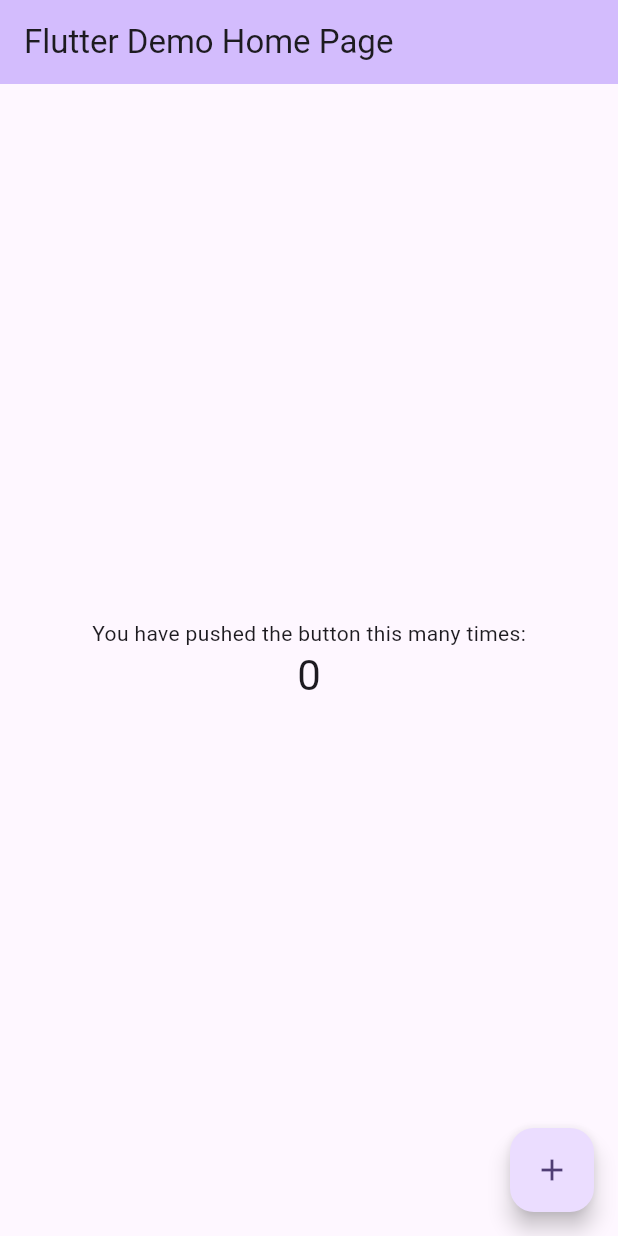
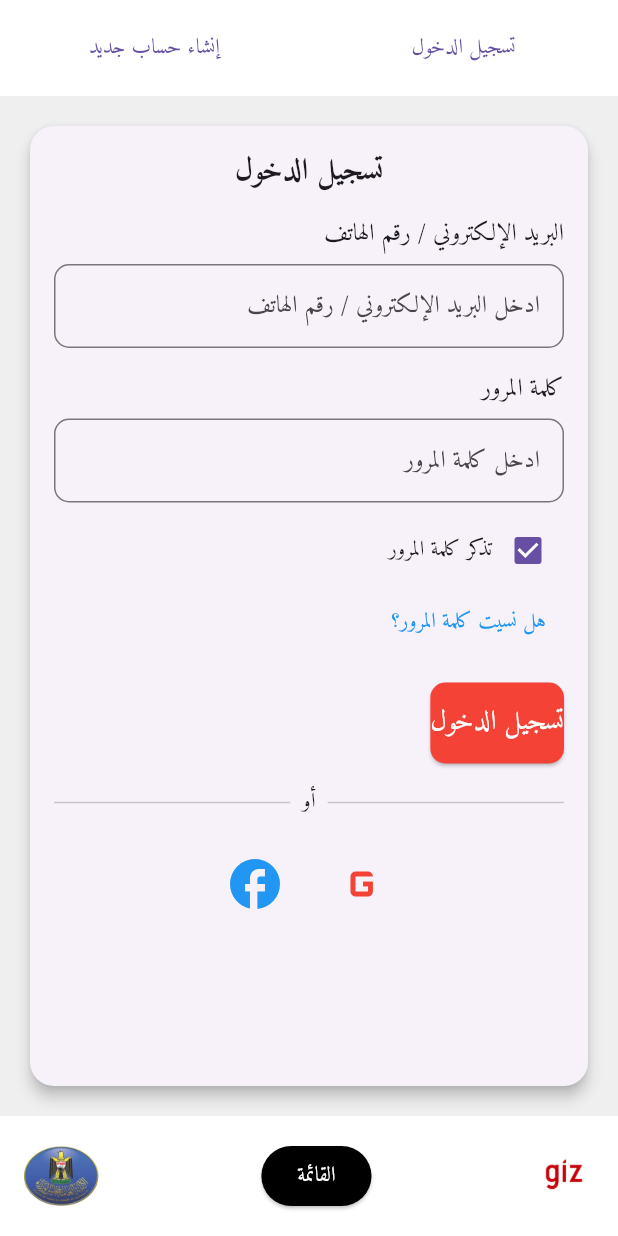
Before and after one commit to kziad551/Complatint-App, a Flutter app: the screen it shows after launch, on a phone screen of 412 x 824 dp. Run offline on Flutter 3.47's test engine with Material 3 defaults, Android fonts, the light colour scheme and no system bars.

Commit message:
Loginpage,footer, assets

```diff
--- a/lib/main.dart
+++ b/lib/main.dart
@@ -1,4 +1,6 @@
 import 'package:flutter/material.dart';
+import 'package:flutter_localizations/flutter_localizations.dart';
+import 'screens/login_page.dart'; // Import the Login Page
 
 void main() {
   runApp(const MyApp());
@@ -7,119 +9,25 @@
 class MyApp extends StatelessWidget {
   const MyApp({super.key});
 
-  // This widget is the root of your application.
   @override
   Widget build(BuildContext context) {
     return MaterialApp(
-      title: 'Flutter Demo',
+      title: 'Complaint Application',
       theme: ThemeData(
-        // This is the theme of your application.
-        //
-        // TRY THIS: Try running your application with "flutter run". You'll see
-        // the application has a purple toolbar. Then, without quitting the app,
-        // try changing the seedColor in the colorScheme below to Colors.green
-        // and then invoke "hot reload" (save your changes or press the "hot
-        // reload" button in a Flutter-supported IDE, or press "r" if you used
-        // the command line to start the app).
-        //
-        // Notice that the counter didn't reset back to zero; the application
-        // state is not lost during the reload. To reset the state, use hot
-        // restart instead.
-        //
-        // This works for code too, not just values: Most code changes can be
-        // tested with just a hot reload.
-        colorScheme: ColorScheme.fromSeed(seedColor: Colors.deepPurple),
-        useMaterial3: true,
+        fontFamily: 'Amiri', // Arabic font
+        primarySwatch: Colors.deepPurple,
       ),
-      home: const MyHomePage(title: 'Flutter Demo Home Page'),
+      locale: const Locale('ar', 'AE'), // Arabic Locale
+      supportedLocales: const [
+        Locale('ar', 'AE'), // Arabic
+        Locale('en', 'US'), // English
+      ],
+      localizationsDelegates: const [
+        GlobalMaterialLocalizations.delegate,
+        GlobalCupertinoLocalizations.delegate,
+        GlobalWidgetsLocalizations.delegate,
+      ],
+      home: const LoginPage(), // Set Login Page as the default screen
     );
   }
 }
-
-class MyHomePage extends StatefulWidget {
-  const MyHomePage({super.key, required this.title});
-
-  // This widget is the home page of your application. It is stateful, meaning
-  // that it has a State object (defined below) that contains fields that affect
-  // how it looks.
-
-  // This class is the configuration for the state. It holds the values (in this
-  // case the title) provided by the parent (in this case the App widget) and
-  // used by the build method of the State. Fields in a Widget subclass are
-  // always marked "final".
-
-  final String title;
-
-  @override
-  State<MyHomePage> createState() => _MyHomePageState();
-}
-
-class _MyHomePageState extends State<MyHomePage> {
-  int _counter = 0;
-
-  void _incrementCounter() {
-    setState(() {
-      // This call to setState tells the Flutter framework that something has
-      // changed in this State, which causes it to rerun the build method below
-      // so that the display can reflect the updated values. If we changed
-      // _counter without calling setState(), then the build method would not be
-      // called again, and so nothing would appear to happen.
-      _counter++;
-    });
-  }
-
-  @override
-  Widget build(BuildContext context) {
-    // This method is rerun every time setState is called, for instance as done
-    // by the _incrementCounter method above.
-    //
-    // The Flutter framework has been optimized to make rerunning build methods
-    // fast, so that you can just rebuild anything that needs updating rather
-    // than having to individually change instances of widgets.
-    return Scaffold(
-      appBar: AppBar(
-        // TRY THIS: Try changing the color here to a specific color (to
-        // Colors.amber, perhaps?) and trigger a hot reload to see the AppBar
-        // change color while the other colors stay the same.
-        backgroundColor: Theme.of(context).colorScheme.inversePrimary,
-        // Here we take the value from the MyHomePage object that was created by
-        // the App.build method, and use it to set our appbar title.
-        title: Text(widget.title),
-      ),
-      body: Center(
-        // Center is a layout widget. It takes a single child and positions it
-        // in the middle of the parent.
-        child: Column(
-          // Column is also a layout widget. It takes a list of children and
-          // arranges them vertically. By default, it sizes itself to fit its
-          // children horizontally, and tries to be as tall as its parent.
-          //
-          // Column has various properties to control how it sizes itself and
-          // how it positions its children. Here we use mainAxisAlignment to
-          // center the children vertically; the main axis here is the vertical
-          // axis because Columns are vertical (the cross axis would be
-          // horizontal).
-          //
-          // TRY THIS: Invoke "debug painting" (choose the "Toggle Debug Paint"
-          // action in the IDE, or press "p" in the console), to see the
-          // wireframe for each widget.
-          mainAxisAlignment: MainAxisAlignment.center,
-          children: <Widget>[
-            const Text(
-              'You have pushed the button this many times:',
-            ),
-            Text(
-              '$_counter',
-              style: Theme.of(context).textTheme.headlineMedium,
-            ),
-          ],
-        ),
-      ),
-      floatingActionButton: FloatingActionButton(
-        onPressed: _incrementCounter,
-        tooltip: 'Increment',
-        child: const Icon(Icons.add),
-      ), // This trailing comma makes auto-formatting nicer for build methods.
-    );
-  }
-}
--- /dev/null
+++ b/lib/screens/login_page.dart
@@ -0,0 +1,176 @@
+import 'package:flutter/material.dart';
+import '../widgets/footer_widget.dart'; // Import the footer widget
+
+class LoginPage extends StatelessWidget {
+  const LoginPage({super.key});
+
+  @override
+  Widget build(BuildContext context) {
+    return Directionality(
+      textDirection: TextDirection.rtl, // For Arabic
+      child: Scaffold(
+        backgroundColor: const Color(0xFFEFEFEF), // Light background color
+        body: SafeArea(
+          child: Column(
+            children: [
+              // Header with Tabs
+              Container(
+                color: Colors.white,
+                padding: const EdgeInsets.symmetric(vertical: 8.0),
+                child: Row(
+                  mainAxisAlignment: MainAxisAlignment.center,
+                  children: [
+                    Expanded(
+                      child: TextButton(
+                        onPressed: () {
+                          // Handle "تسجيل الدخول"
+                        },
+                        child: const Text('تسجيل الدخول'),
+                      ),
+                    ),
+                    Expanded(
+                      child: TextButton(
+                        onPressed: () {
+                          // Handle "إنشاء حساب جديد"
+                        },
+                        child: const Text('إنشاء حساب جديد'),
+                      ),
+                    ),
+                  ],
+                ),
+              ),
+              // Login Form Section
+              Expanded(
+                child: Padding(
+                  padding: const EdgeInsets.all(16.0),
+                  child: Card(
+                    elevation: 4,
+                    shape: RoundedRectangleBorder(
+                      borderRadius: BorderRadius.circular(16.0),
+                    ),
+                    child: Padding(
+                      padding: const EdgeInsets.all(16.0),
+                      child: Column(
+                        crossAxisAlignment: CrossAxisAlignment.start,
+                        children: [
+                          const Center(
+                            child: Text(
+                              'تسجيل الدخول',
+                              style: TextStyle(
+                                fontSize: 20,
+                                fontWeight: FontWeight.bold,
+                              ),
+                            ),
+                          ),
+                          const SizedBox(height: 16),
+                          const Text(
+                            'البريد الإلكتروني / رقم الهاتف',
+                            style: TextStyle(fontSize: 16),
+                          ),
+                          const SizedBox(height: 8),
+                          TextFormField(
+                            decoration: InputDecoration(
+                              hintText: 'ادخل البريد الإلكتروني / رقم الهاتف',
+                              border: OutlineInputBorder(
+                                borderRadius: BorderRadius.circular(10),
+                              ),
+                            ),
+                          ),
+                          const SizedBox(height: 16),
+                          const Text(
+                            'كلمة المرور',
+                            style: TextStyle(fontSize: 16),
+                          ),
+                          const SizedBox(height: 8),
+                          TextFormField(
+                            obscureText: true,
+                            decoration: InputDecoration(
+                              hintText: 'ادخل كلمة المرور',
+                              border: OutlineInputBorder(
+                                borderRadius: BorderRadius.circular(10),
+                              ),
+                            ),
+                          ),
+                          const SizedBox(height: 8),
+                          Row(
+                            children: [
+                              Checkbox(value: true, onChanged: (value) {}),
+                              const Text('تذكر كلمة المرور'),
+                            ],
+                          ),
+                          Align(
+                            alignment: Alignment.centerRight,
+                            child: TextButton(
+                              onPressed: () {},
+                              child: const Text(
+                                'هل نسيت كلمة المرور؟',
+                                style: TextStyle(color: Colors.blue),
+                              ),
+                            ),
+                          ),
+                          const SizedBox(height: 16),
+                          ElevatedButton(
+                            onPressed: () {
+                              // TODO: Login action
+                            },
+                            style: ElevatedButton.styleFrom(
+                              backgroundColor: Colors.red,
+                              padding: const EdgeInsets.symmetric(vertical: 14),
+                              shape: RoundedRectangleBorder(
+                                borderRadius: BorderRadius.circular(10),
+                              ),
+                            ),
+                            child: const Text(
+                              'تسجيل الدخول',
+                              style: TextStyle(color: Colors.white, fontSize: 18),
+                            ),
+                          ),
+                          const SizedBox(height: 16),
+                          Row(
+                            children: const [
+                              Expanded(child: Divider()),
+                              Padding(
+                                padding: EdgeInsets.symmetric(horizontal: 8.0),
+                                child: Text('أو'),
+                              ),
+                              Expanded(child: Divider()),
+                            ],
+                          ),
+                          const SizedBox(height: 16),
+                          Row(
+                            mainAxisAlignment: MainAxisAlignment.center,
+                            children: [
+                              IconButton(
+                                onPressed: () {
+                                  // TODO: Google login action
+                                },
+                                icon: const Icon(Icons.g_mobiledata),
+                                iconSize: 40,
+                                color: Colors.red,
+                              ),
+                              const SizedBox(width: 16),
+                              IconButton(
+                                onPressed: () {
+                                  // TODO: Facebook login action
+                                },
+                                icon: const Icon(Icons.facebook),
+                                iconSize: 40,
+                                color: Colors.blue,
+                              ),
+                            ],
+                          ),
+                        ],
+                      ),
+                    ),
+                  ),
+                ),
+              ),
+              // Add the reusable footer widget
+              const FooterWidget(),
+            ],
+          ),
+        ),
+      ),
+    );
+  }
+}
--- /dev/null
+++ b/lib/widgets/footer_widget.dart
@@ -0,0 +1,39 @@
+import 'package:flutter/material.dart';
+
+class FooterWidget extends StatelessWidget {
+  const FooterWidget({super.key});
+
+  @override
+  Widget build(BuildContext context) {
+    return Container(
+      color: Colors.white,
+      padding: const EdgeInsets.all(16.0),
+      child: Row(
+        mainAxisAlignment: MainAxisAlignment.spaceBetween,
+        children: [
+          Image.asset(
+            'assets/images/logo_left.jpeg',
+            height: 40,
+          ),
+          ElevatedButton(
+            onPressed: () {
+              // TODO: Handle footer button action
+            },
+            style: ElevatedButton.styleFrom(
+              backgroundColor: Colors.black,
+              foregroundColor: Colors.white,
+              shape: RoundedRectangleBorder(
+                borderRadius: BorderRadius.circular(20),
+              ),
+            ),
+            child: const Text('القائمة'),
+          ),
+          Image.asset(
+            'assets/images/logo_right.jpeg',
+            height: 40,
+          ),
+        ],
+      ),
+    );
+  }
+}
```
Also changed, not shown: pubspec.yaml (+20 -1 lines), assets/fonts/Amiri-Bold.ttf (added), assets/fonts/Amiri-Regular.ttf (added), assets/images/logo_left.jpeg (added), assets/images/logo_right.jpeg (added), lib/screens/complaint_form.dart (added), lib/screens/home_page.dart (added), lib/widgets/custom_button.dart (added), lib/widgets/text_field.dart (added), pubspec.lock (added), 3 other files.
